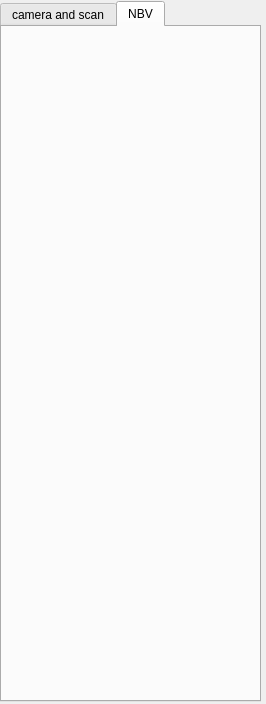
Qt form Point Cloud/UI/camera_para.ui (sunwaylive/quality-driven-poisson-guided-autoscanning) before a commit.
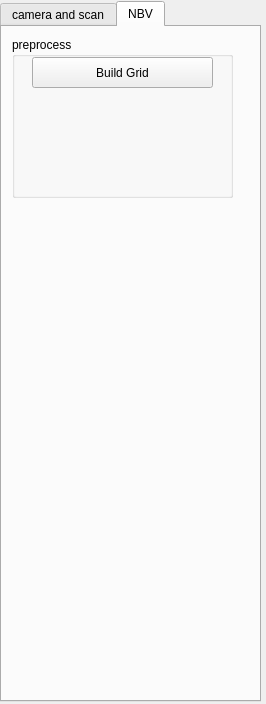
The same form after that commit. The open tabs and pages were chosen to show the change.

Commit message: *add a btn to camera UI

What changed in the file:
```diff
--- a/Point Cloud/UI/camera_para.ui
+++ b/Point Cloud/UI/camera_para.ui
@@ -337,6 +337,32 @@
     <attribute name="title">
      <string>NBV</string>
     </attribute>
+    <widget class="QGroupBox" name="groupBox_2">
+     <property name="geometry">
+      <rect>
+       <x>10</x>
+       <y>10</y>
+       <width>221</width>
+       <height>161</height>
+      </rect>
+     </property>
+     <property name="title">
+      <string>preprocess</string>
+     </property>
+     <widget class="QPushButton" name="pushButton_build_grid">
+      <property name="geometry">
+       <rect>
+        <x>20</x>
+        <y>20</y>
+        <width>181</width>
+        <height>31</height>
+       </rect>
+      </property>
+      <property name="text">
+       <string>Build Grid</string>
+      </property>
+     </widget>
+    </widget>
    </widget>
   </widget>
  </widget>
```
Left out of the diff: 2 changed lines with no effect on the pictures. The commit also changes 2 other files.
